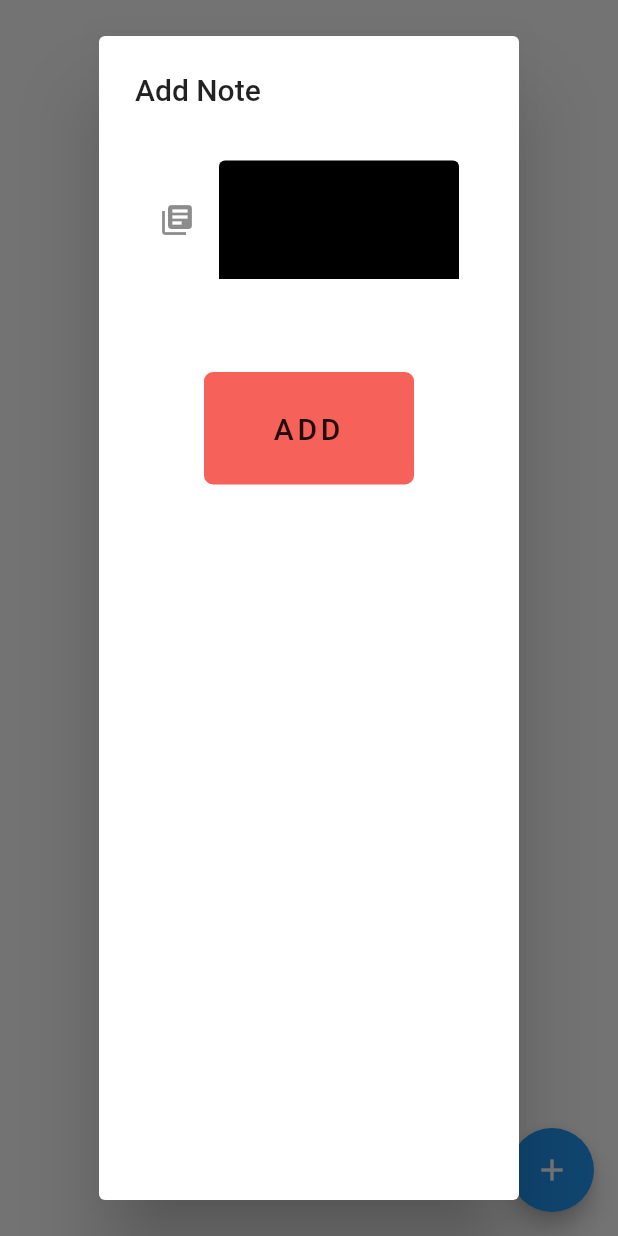
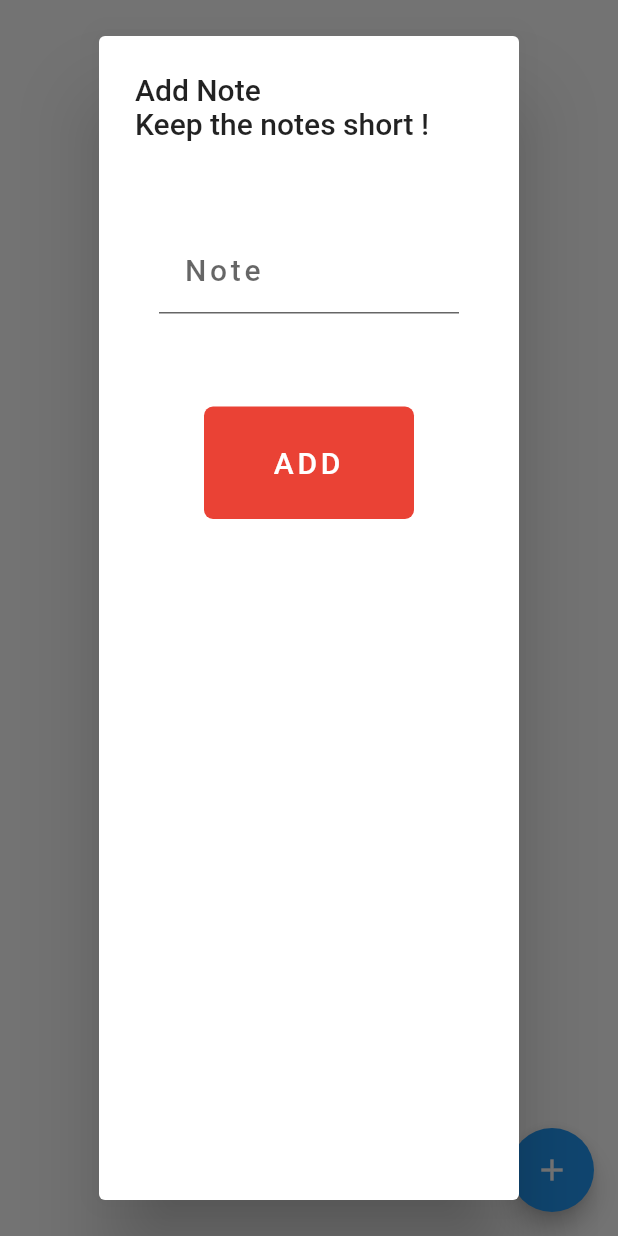
Before and after one commit to JerinFrancisA/Google-Notes, a Flutter app: the screen it shows after launch, after a tap on the "add" icon, on a phone screen of 412 x 824 dp. Run offline on Flutter 3.47's test engine with Material 2 defaults, Android fonts, the phone set to English and light mode, and no system bars; our stand-ins replace cloud_firestore, font_awesome_flutter, modal_progress_hud; missing offline and left inert: flutter_web_browser; accounts and stored records are empty; Roboto replaces fonts that are missing (Livvic).

Commit message:
color modifications

```diff
--- a/lib/custom_widgets/button.dart
+++ b/lib/custom_widgets/button.dart
@@ -18,7 +18,7 @@ class Button extends StatelessWidget {
             child: Text(
               text,
               textAlign: TextAlign.center,
-              style: kInputBoxStyle,
+              style: kInputBoxStyle.copyWith(color: Colors.white),
             ),
           ),
           decoration: BoxDecoration(
--- a/lib/custom_widgets/input_box.dart
+++ b/lib/custom_widgets/input_box.dart
@@ -2,13 +2,10 @@ import 'package:flutter/material.dart';
 import 'package:google_notes/utilities/constants.dart';
 
 class InputBox extends StatelessWidget {
-
-  InputBox({@required this.text, this.hintText, this.obscureText, @required this.icon, this.textCapitalization});
+  InputBox({@required this.text, this.hintText, this.textCapitalization});
 
   final text;
   final hintText;
-  final obscureText;
-  final icon;
   final textCapitalization;
   var input;
 
@@ -17,26 +14,23 @@ class InputBox extends StatelessWidget {
     return Padding(
       padding: const EdgeInsets.all(16.0),
       child: TextField(
-        textCapitalization: textCapitalization??TextCapitalization.none,
+        textCapitalization: textCapitalization ?? TextCapitalization.none,
         decoration: InputDecoration(
           labelText: text,
           labelStyle: kInputBoxStyle,
           hintText: hintText,
           hintStyle: kInputBoxStyle.copyWith(fontSize: 16.0),
           contentPadding: EdgeInsets.all(16.0),
-          icon: icon,
           filled: true,
           fillColor: kInputBoxColor,
           alignLabelWithHint: true,
+
         ),
         style: kInputBoxInputTextStyle,
-        obscureText: obscureText??false,
+        maxLines: 1,
         onChanged: (val) {
           input = val;
         },
-        cursorColor: kRedColor.withOpacity(0.7),
-        cursorWidth: 3.5,
-        cursorRadius: Radius.circular(6.0),
       ),
     );
   }
--- a/lib/screens/home_screen.dart
+++ b/lib/screens/home_screen.dart
@@ -16,7 +16,11 @@ class NotesPage extends StatefulWidget {
 class _NotesPageState extends State<NotesPage> {
   final _fireStore = Firestore.instance;
   bool showSpinner = false;
-  var subjectBox = InputBox(text: 'Note', icon: Icon(Icons.library_books));
+  var subjectBox = InputBox(
+    text: 'Note',
+    hintText: 'Enter note here',
+    textCapitalization: TextCapitalization.words,
+  );
 
   @override
   Widget build(BuildContext context) {
@@ -44,7 +48,10 @@ class _NotesPageState extends State<NotesPage> {
                       leading: IconButton(
                         icon: Icon(FontAwesomeIcons.google),
                         onPressed: () {
-                          FlutterWebBrowser.openWebPage(url: 'https://www.google.com/search?q=${notes[index]['note']}', androidToolbarColor: Colors.white);
+                          FlutterWebBrowser.openWebPage(
+                              url:
+                                  'https://www.google.com/search?q=${notes[index]['note']}',
+                              androidToolbarColor: Colors.white);
                         },
                       ),
                       title: Text(
@@ -77,7 +84,10 @@ class _NotesPageState extends State<NotesPage> {
               context: context,
               builder: (context) {
                 return AlertDialog(
-                  title: Text('Add Note'),
+                  title: Text(
+                    'Add Note\nKeep the notes short !',
+                    textAlign: TextAlign.left,
+                  ),
                   content: ListView(
                     children: <Widget>[
                       subjectBox,
--- a/lib/utilities/constants.dart
+++ b/lib/utilities/constants.dart
@@ -1,20 +1,21 @@
 import 'package:flutter/material.dart';
 
-const kInputBoxColor = Colors.black;
+const kInputBoxColor = Colors.white;
 const kButtonColor = Colors.white;
-const kRedColor = Color(0xCCF43A2F);
+const kRedColor = Color(0xFFEA4235);
+const kYellowColor = Color(0xFFFABC05);
+const kGreenColor = Color(0xFF34A853);
+const kBlueColor = Color(0xFF4286F5);
 
 const kInputBoxStyle = TextStyle(
-    fontSize: 20.0,
-    fontWeight: FontWeight.w500,
-    letterSpacing: 2.5,
-    fontFamily: 'Livvic'
+  fontSize: 20.0,
+  fontWeight: FontWeight.w500,
+  letterSpacing: 2.5,
 );
 
 const kInputBoxInputTextStyle = TextStyle(
   fontSize: 24.0,
-  fontWeight: FontWeight.w200,
+  fontWeight: FontWeight.w400,
   letterSpacing: 2.5,
-  fontFamily: 'Livvic',
-  color: Color(0xFFE7E9EB),
+  color: Colors.black,
 );
```
